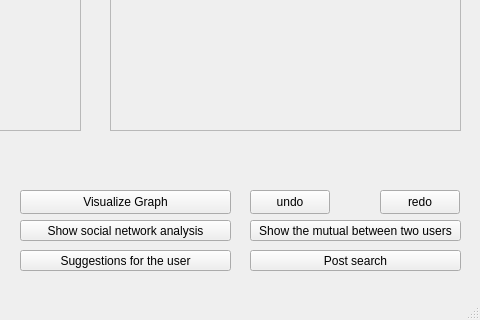
Above: Level_1/mainwindow.ui from XMLParserProject/XML-Parser before the change; both pictures show x 320 to 800 and y 280 to 600 of the 800 by 600 pixel window. Below: the same form after it.
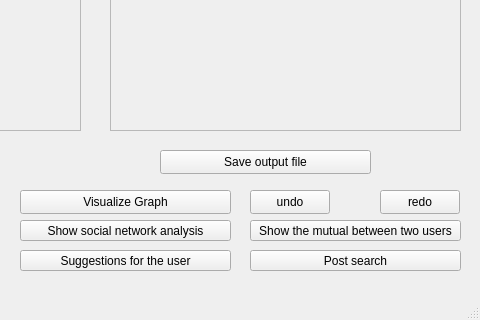
That is the form after the change.

Commit message: added saving feature for all output files

What changed in the file:
```diff
--- a/Level_1/mainwindow.ui
+++ b/Level_1/mainwindow.ui
@@ -266,6 +266,19 @@
      <string>redo</string>
     </property>
    </widget>
+   <widget class="QPushButton" name="saveButton">
+    <property name="geometry">
+     <rect>
+      <x>480</x>
+      <y>430</y>
+      <width>211</width>
+      <height>24</height>
+     </rect>
+    </property>
+    <property name="text">
+     <string>Save output file</string>
+    </property>
+   </widget>
   </widget>
   <widget class="QMenuBar" name="menubar">
    <property name="geometry">
```
The commit also changes 3 other files.
